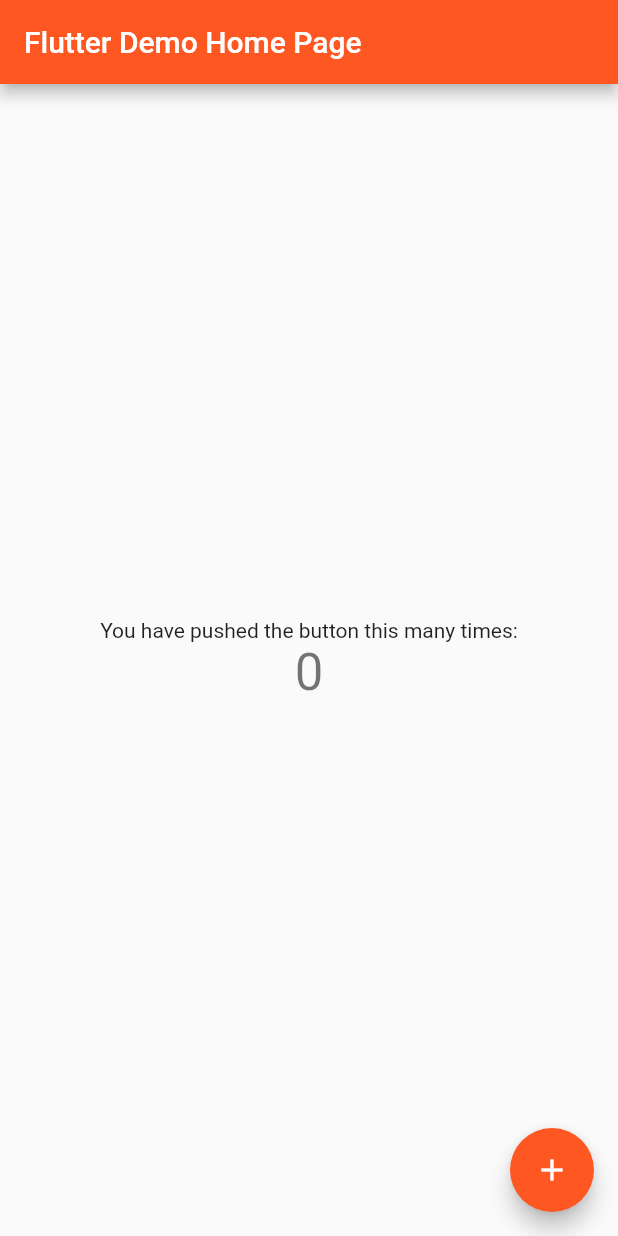
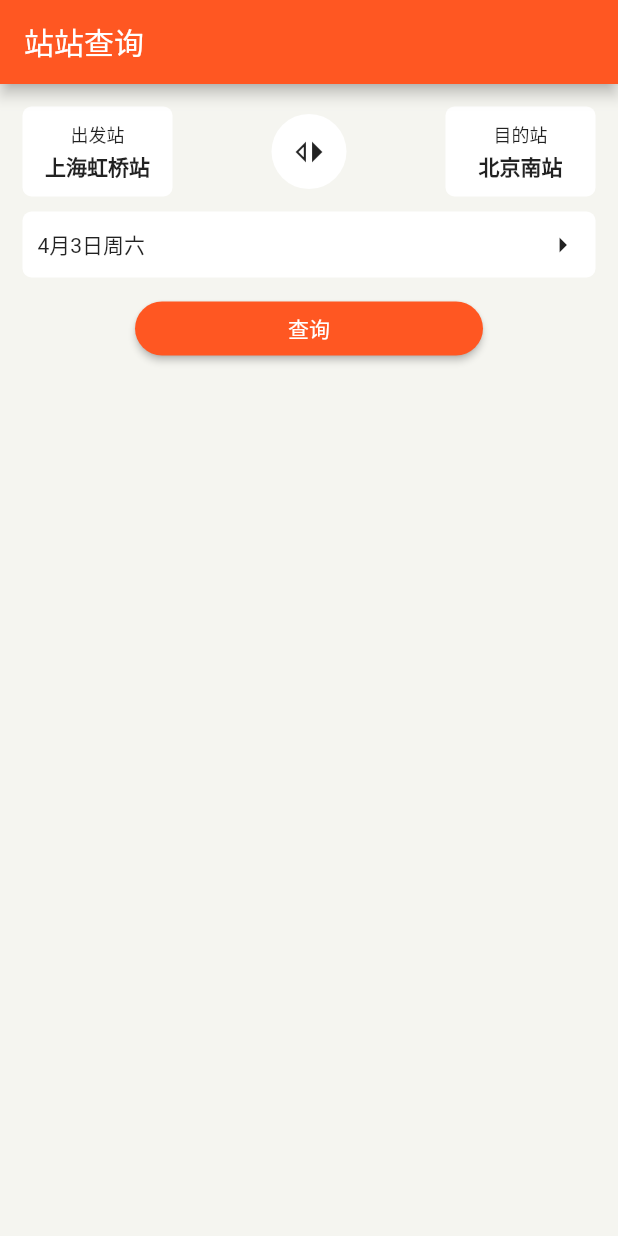
Before and after one commit to Invincible1996/super_train, a Flutter app: the screen it shows after launch, on a phone screen of 412 x 824 dp. Run offline on Flutter 3.47's test engine with Material 2 defaults, Android fonts, the phone set to English and light mode, and no system bars; our stand-ins replace get, hexcolor, sqflite; accounts and stored records are empty.

Commit message:
首页界面完成

```diff
--- /dev/null
+++ b/lib/app/module/home/binding/home_binding.dart
@@ -0,0 +1,12 @@
+/*
+ * @author kevin
+ * @date 2021/4/3 11:38
+ * @Description: flutter
+*/
+
+import 'package:get/get.dart';
+
+class HomeBinding extends Bindings {
+  @override
+  void dependencies() {}
+}
--- /dev/null
+++ b/lib/app/module/home/binding/station_select_binding.dart
@@ -0,0 +1,15 @@
+/*
+ * @author kevin
+ * @date 2021/4/3 14:52
+ * @Description: flutter
+*/
+
+import 'package:get/get.dart';
+import 'package:super_train/app/module/home/controller/station_select_controller.dart';
+
+class StationSelectBinding extends Bindings {
+  @override
+  void dependencies() {
+    Get.lazyPut(() => StationSelectController());
+  }
+}
--- /dev/null
+++ b/lib/app/module/home/controller/station_select_controller.dart
@@ -0,0 +1,22 @@
+/*
+ * @author kevin
+ * @date 2021/4/3 14:51
+ * @Description: flutter
+*/
+
+import 'package:get/get.dart';
+import 'package:super_train/model/station_model.dart';
+
+class StationSelectController extends GetxController {
+  List<StationModel> hotStationList = [
+    StationModel(stationName: '苏州', stationCode: 'SZH', id: 1),
+    StationModel(stationName: '南京南', stationCode: 'NKH', id: 1),
+    StationModel(stationName: '上海虹桥', stationCode: 'AOH', id: 1),
+    StationModel(stationName: '北京南', stationCode: 'VNP', id: 289),
+  ];
+
+  @override
+  void onInit() {
+    super.onInit();
+  }
+}
--- /dev/null
+++ b/lib/app/module/home/view/page/home_page.dart
@@ -0,0 +1,90 @@
+/*
+ * @author kevin
+ * @date 2021/4/3 13:41
+ * @Description: flutter
+*/
+
+import 'package:flutter/material.dart';
+import 'package:get/get.dart';
+import 'package:hexcolor/hexcolor.dart';
+import 'package:super_train/app/module/home/view/widget/current_station_item.dart';
+import 'package:super_train/app/route/app_routes.dart';
+
+class HomePage extends StatelessWidget {
+  @override
+  Widget build(BuildContext context) {
+    return Scaffold(
+      backgroundColor: HexColor('#f5f5f0'),
+      appBar: AppBar(
+        title: Text('站站查询'),
+      ),
+      body: Container(
+        padding: EdgeInsets.all(15.0),
+        child: Column(
+          children: [
+            Row(
+              mainAxisAlignment: MainAxisAlignment.spaceBetween,
+              children: [
+                CurrentStationItem(
+                  onTapItem: ()=>Get.toNamed(AppRoutes.STATION_SELECT),
+                  title: '出发站',
+                  station: '上海虹桥站',
+                ),
+                Container(
+                    width: 50,
+                    height: 50,
+                    decoration: BoxDecoration(
+                        color: Colors.white,
+                        borderRadius: BorderRadius.circular(25)),
+                    alignment: Alignment.center,
+                    child: IconButton(
+                        icon: Icon(Icons.switch_left), onPressed: () {})),
+                CurrentStationItem(
+                  onTapItem: ()=>Get.toNamed(AppRoutes.STATION_SELECT),
+                  title: '目的站',
+                  station: '北京南站',
+                ),
+              ],
+            ),
+            Container(
+              margin: EdgeInsets.only(top: 10),
+              decoration: BoxDecoration(
+                borderRadius: BorderRadius.circular(6),
+                color: Colors.white,
+              ),
+              padding: EdgeInsets.symmetric(vertical: 10, horizontal: 10),
+              child: Row(
+                mainAxisAlignment: MainAxisAlignment.spaceBetween,
+                children: [
+                  Row(
+                    children: [
+                      Text('4月3日'),
+                      Text('周六'),
+                    ],
+                  ),
+                  Icon(Icons.arrow_right_outlined),
+                ],
+              ),
+            ),
+            SizedBox(
+              height: 10,
+            ),
+            ElevatedButton(
+              style: ElevatedButton.styleFrom(
+                shape: new RoundedRectangleBorder(
+                  borderRadius: new BorderRadius.circular(30.0),
+                ),
+              ),
+              onPressed: () {},
+              child: Container(
+                alignment: Alignment.center,
+                width: 200,
+                child: Text('查询'),
+              ),
+            ),
+          ],
+        ),
+      ),
+    );
+  }
+}
--- /dev/null
+++ b/lib/app/module/home/view/widget/current_station_item.dart
@@ -0,0 +1,51 @@
+/*
+ * @author kevin
+ * @date 2021/4/3 14:05
+ * @Description: flutter
+*/
+import 'package:flutter/material.dart';
+
+class CurrentStationItem extends StatelessWidget {
+  final String title;
+  final String station;
+  final VoidCallback onTapItem;
+
+  const CurrentStationItem({Key key, this.title, this.station, this.onTapItem})
+      : super(key: key);
+
+  @override
+  Widget build(BuildContext context) {
+    return GestureDetector(
+      onTap: () {
+        onTapItem?.call();
+      },
+      child: Container(
+        width: 100,
+        height: 60,
+        alignment: Alignment.center,
+        decoration: BoxDecoration(
+          color: Colors.white,
+          borderRadius: BorderRadius.circular(6),
+        ),
+        child: Column(
+          mainAxisAlignment: MainAxisAlignment.center,
+          children: [
+            Text(
+              '$title',
+              style: TextStyle(fontSize: 12),
+            ),
+            SizedBox(
+              height: 2,
+            ),
+            Text(
+              '$station',
+              style: TextStyle(
+                fontWeight: FontWeight.bold,
+              ),
+            ),
+          ],
+        ),
+      ),
+    );
+  }
+}
--- /dev/null
+++ b/lib/app/route/app_routes.dart
@@ -0,0 +1,30 @@
+/*
+ * @author kevin
+ * @date 2021/4/3 11:11
+ * @Description: flutter
+*/
+
+import 'package:get/get.dart';
+import 'package:super_train/app/module/home/binding/home_binding.dart';
+import 'package:super_train/app/module/home/binding/station_select_binding.dart';
+import 'package:super_train/app/module/home/view/page/home_page.dart';
+import 'package:super_train/app/module/home/view/page/station_select_page.dart';
+
+class AppRoutes {
+  static const String HOME = '/home';
+  static const String STATION_SELECT = '/stationSelect';
+}
+
+abstract class AppPages {
+  static getPages() => [
+        GetPage(
+            name: AppRoutes.HOME,
+            page: () => HomePage(),
+            binding: HomeBinding()),
+        GetPage(
+          name: AppRoutes.STATION_SELECT,
+          page: () => StationSelectPage(),
+          binding: StationSelectBinding(),
+        )
+      ];
+}
```
Also changed, not shown: lib/app/module/home/controller/home_controller.dart (added, +14 -0 lines), lib/app/module/home/view/page/station_select_page.dart (added, +114 -0 lines), lib/db/dictionary_database_helper.dart (added, +59 -0 lines), lib/main.dart (+60 -6 lines), lib/main2.dart (added, +132 -0 lines), lib/model/dog.dart (added, +23 -0 lines), lib/model/station_model.dart (added, +27 -0 lines), pubspec.yaml (+7 -1 lines), pubspec.lock, 8 other files.
